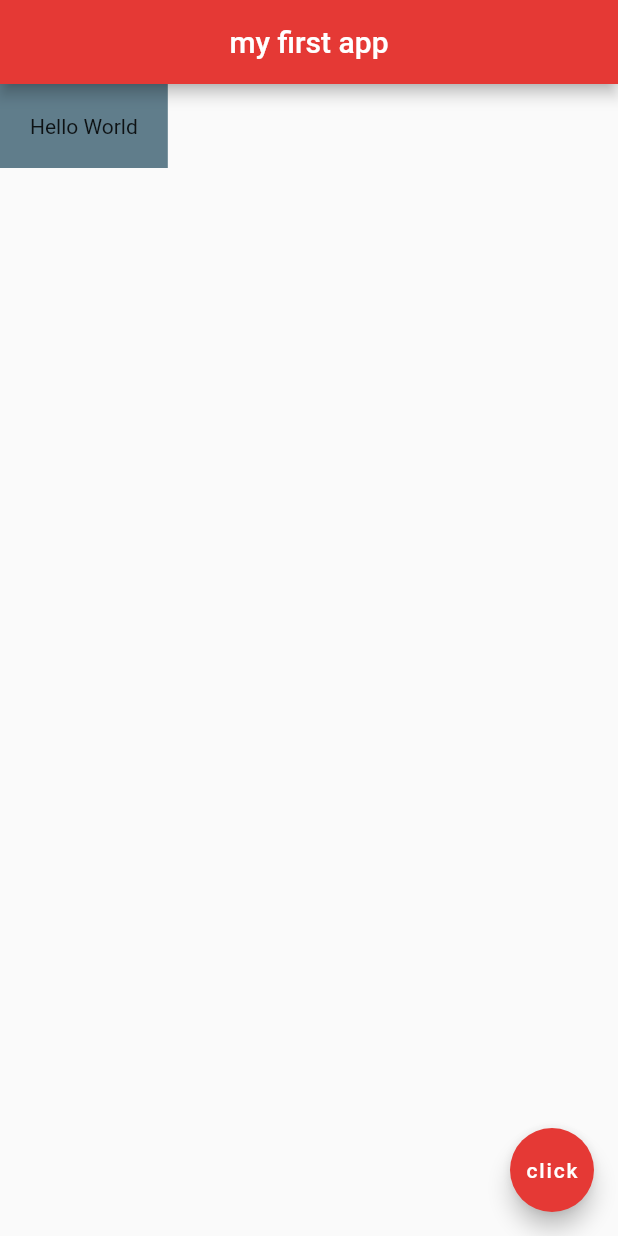
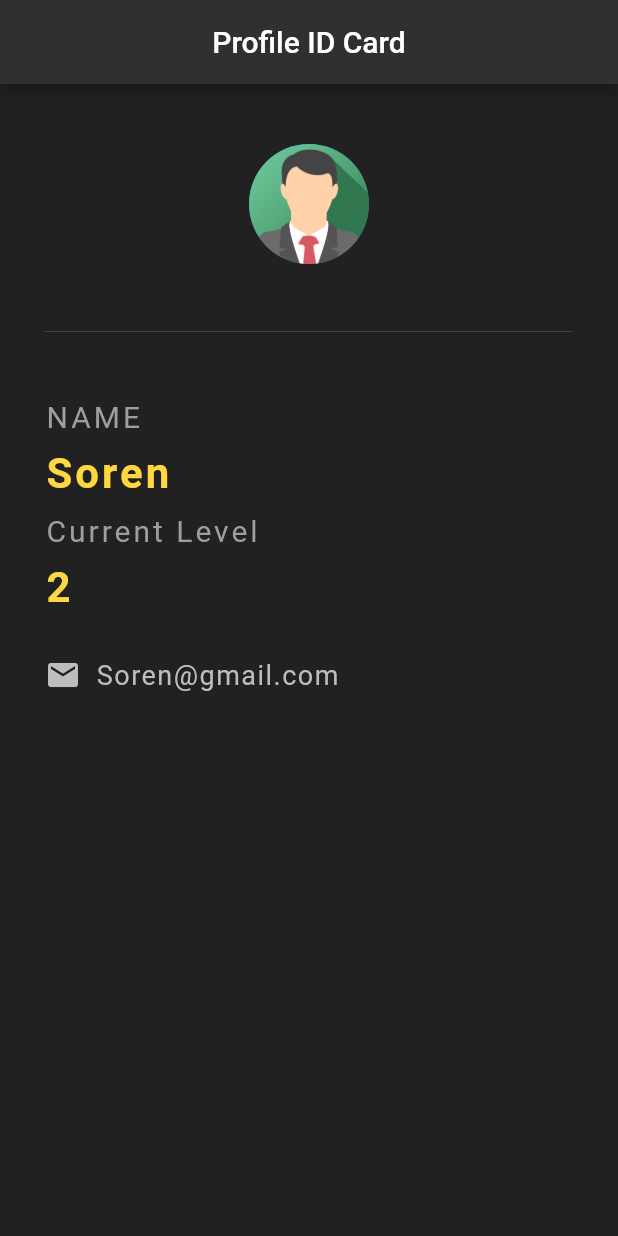
Before and after one commit to SoerenBak/flutter-app, a Flutter app: the screen it shows after launch, on a phone screen of 412 x 824 dp. Run offline on Flutter 3.47's test engine with Material 2 defaults, Android fonts, the phone set to English and light mode, and no system bars.

Commit message:
Stateless test

```diff
--- a/flutter_app/lib/main.dart
+++ b/flutter_app/lib/main.dart
@@ -1,26 +1,91 @@
 import 'package:flutter/material.dart';
 
 void main() => runApp(MaterialApp(
-  home: Home(),
+  home: ProfileCard(),
 ));
 
-class Home extends StatelessWidget {
+class ProfileCard extends StatelessWidget {
   @override
   Widget build(BuildContext context) {
     return Scaffold(
+      backgroundColor: Colors.grey[900],
       appBar: AppBar(
-          title: Text('my first app'),
-          centerTitle: true,
-          backgroundColor: Colors.red[600]
+        title: Text('Profile ID Card'),
+        centerTitle: true,
+        backgroundColor: Colors.grey[850],
       ),
-      body: Container(
-        padding: EdgeInsets.all(20.0),
-        color: Colors.blueGrey,
-        child: Text('Hello World'),
-      ),
-      floatingActionButton: FloatingActionButton(
-        backgroundColor: Colors.red[600],
-        child: Text('click'),
+      body: Padding(
+        padding: EdgeInsets.fromLTRB(30, 40, 30, 0),
+        child: Column(
+          crossAxisAlignment: CrossAxisAlignment.start,
+          children: <Widget>[
+            Center(
+              child: CircleAvatar(
+                backgroundImage: AssetImage('assets/profile-img.png'),
+                radius: 40.0,
+              ),
+            ),
+            Divider(
+              height: 90.0,
+              color: Colors.grey[800],
+            ),
+            Text(
+              'NAME',
+              style: TextStyle(
+                color: Colors.grey,
+                letterSpacing: 2.0,
+                fontSize: 20,
+              ),
+            ),
+            SizedBox(height: 10.0,),
+            Text(
+              'Soren',
+              style: TextStyle(
+              color: Colors.amberAccent[200],
+              letterSpacing: 2.0,
+              fontSize: 28,
+              fontWeight: FontWeight.bold,
+              ),
+            ),
+            SizedBox(height: 10.0,),
+            Text(
+              'Current Level',
+              style: TextStyle(
+              color: Colors.grey,
+              letterSpacing: 2.0,
+              fontSize: 20,
+              ),
+            ),
+            SizedBox(height: 10.0,),
+            Text(
+              '2',
+              style: TextStyle(
+                color: Colors.amberAccent[200],
+                letterSpacing: 2.0,
+                fontSize: 28,
+                fontWeight: FontWeight.bold,
+              ),
+            ),
+            SizedBox(height: 30.0,),
+            Row(
+              children: <Widget>[
+                Icon(
+                  Icons.email,
+                  color: Colors.grey[400],
+                ),
+                SizedBox(width: 10.0),
+                Text(
+                  'Soren@gmail.com',
+                  style: TextStyle(
+                    color: Colors.grey[400],
+                    fontSize: 18.0,
+                    letterSpacing: 1.0,
+                  ),
+                )
+              ],
+            ),
+          ],
+        ),
       ),
     );
   }
--- a/flutter_app/pubspec.yaml
+++ b/flutter_app/pubspec.yaml
@@ -45,9 +45,8 @@ flutter:
   uses-material-design: true
 
   # To add assets to your application, add an assets section, like this:
-  # assets:
-  #   - images/a_dot_burr.jpeg
-  #   - images/a_dot_ham.jpeg
+  assets:
+    - assets/profile-img.png
 
   # An image asset can refer to one or more resolution-specific "variants", see
   # https://flutter.dev/assets-and-images/#resolution-aware.
```
Also changed, not shown: flutter_app/assets/profile-img.png (added).
